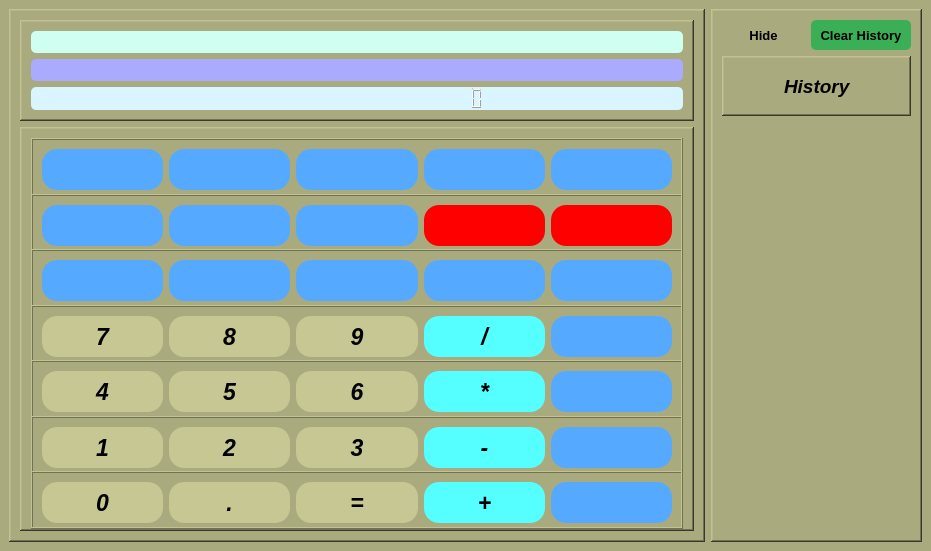
Qt form main_running_files/basic_calculator_app.ui (GeniusCodes007/My_Simple_Calculator_App) before a commit.
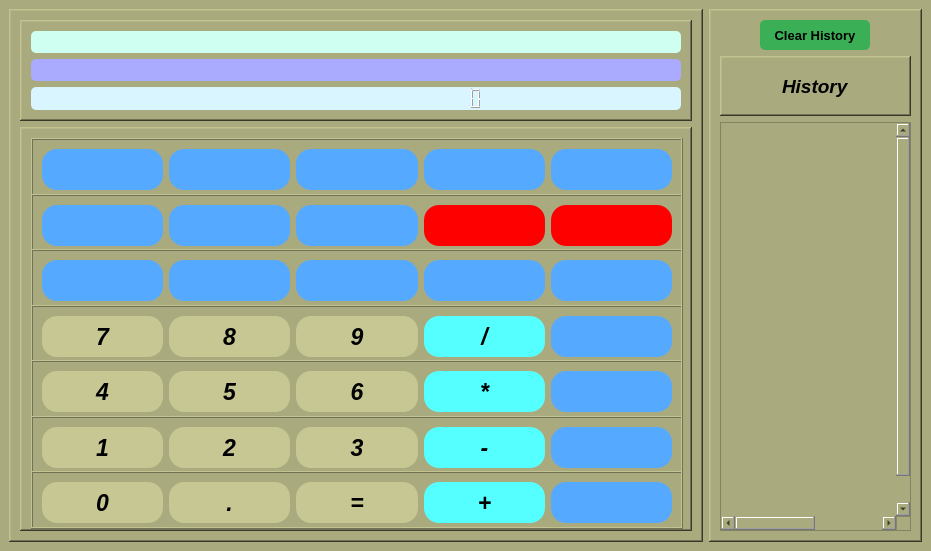
The same form after that commit. Icons and pictures are not drawn.

Commit message: My Simple Calculator

The edit to the form file:
```diff
--- a/main_running_files/basic_calculator_app.ui
+++ b/main_running_files/basic_calculator_app.ui
@@ -1460,37 +1460,9 @@
       <property name="frameShadow">
        <enum>QFrame::Shadow::Raised</enum>
       </property>
-      <layout class="QVBoxLayout" name="verticalLayout_4">
+      <layout class="QVBoxLayout" name="verticalLayout_6">
        <item>
         <layout class="QHBoxLayout" name="horizontalLayout_9">
-         <item>
-          <widget class="QPushButton" name="pushButton">
-           <property name="minimumSize">
-            <size>
-             <width>71</width>
-             <height>30</height>
-            </size>
-           </property>
-           <property name="maximumSize">
-            <size>
-             <width>16777215</width>
-             <height>30</height>
-            </size>
-           </property>
-           <property name="font">
-            <font>
-             <pointsize>10</pointsize>
-             <bold>true</bold>
-            </font>
-           </property>
-           <property name="styleSheet">
-            <string notr="true">background-color: rgb(170, 170, 127);</string>
-           </property>
-           <property name="text">
-            <string>Hide</string>
-           </property>
-          </widget>
-         </item>
          <item>
           <widget class="QPushButton" name="pushButton_clear_history">
            <property name="minimumSize">
@@ -1569,11 +1541,26 @@
         </widget>
        </item>
        <item>
+        <widget class="QScrollArea" name="scrollArea">
+         <property name="widgetResizable">
+          <bool>true</bool>
+         </property>
+         <widget class="QWidget" name="scrollAreaWidgetContents">
+          <property name="geometry">
+           <rect>
+            <x>-141</x>
+            <y>0</y>
+            <width>318</width>
+            <height>422</height>
+           </rect>
+          </property>
+          <layout class="QVBoxLayout" name="verticalLayout_4">
+           <item>
         <widget class="QWidget" name="historyWidget" native="true">
          <property name="minimumSize">
           <size>
-           <width>189</width>
-           <height>411</height>
+               <width>300</width>
+               <height>404</height>
           </size>
          </property>
          <layout class="QVBoxLayout" name="verticalLayout_5">
@@ -1658,6 +1645,10 @@
            </layout>
           </item>
          </layout>
+            </widget>
+           </item>
+          </layout>
+         </widget>
         </widget>
        </item>
       </layout>
```
Lines whose indentation alone changed are shown as unchanged. The commit also changes 4 other files.
